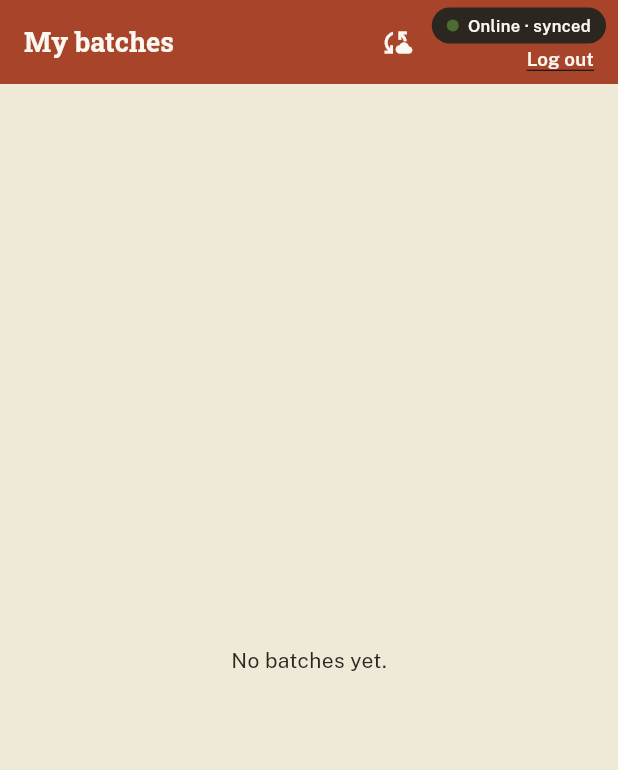
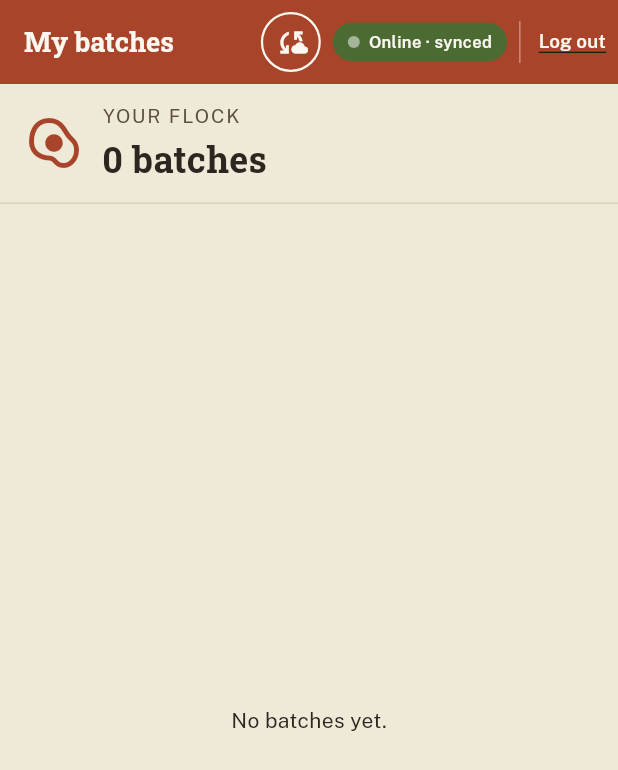
Before and after one commit to yaawaleed-tech/broiler_fms, a Flutter app: the BatchListScreen screen opened by its route, on a phone screen of 412 x 824 dp. Shown: the top 770 px of the screen. Run offline on Flutter 3.47's test engine with Material 3 defaults, Android fonts, the phone set to English and light mode, and no system bars; our stand-ins replace connectivity_plus, drift, flutter_riverpod, go_router, supabase_flutter; accounts and stored records are empty; generated files the repository leaves out were written again; statements that could not run were skipped.

Commit message:
Mobile App bar UI tweak

```diff
--- a/lib/presentation/mobile/home/batch_list_screen.dart
+++ b/lib/presentation/mobile/home/batch_list_screen.dart
@@ -155,8 +155,15 @@ class BatchListScreen extends ConsumerWidget {
       appBar: AppBar(
         backgroundColor: AppColors.rust,
         foregroundColor: AppColors.card,
+        // Everything shares this one row: title, sync, pill, divider,
+        // log out. The title is the only part allowed to give way, so it
+        // takes an ellipsis on a narrow phone and the controls never move
+        // off screen.
+        titleSpacing: 16,
         title: const Text(
           'My batches',
+          maxLines: 1,
+          overflow: TextOverflow.ellipsis,
           style: TextStyle(
             fontFamily: 'RobotoSlab',
             fontWeight: FontWeight.w700,
@@ -165,14 +172,32 @@ class BatchListScreen extends ConsumerWidget {
           ),
         ),
         actions: [
-          const SyncNowButton(),
-          Padding(
-            padding: const EdgeInsets.only(right: 8),
-            child: Column(
-              mainAxisAlignment: MainAxisAlignment.center,
-              crossAxisAlignment: CrossAxisAlignment.end,
-              children: [
+          // Round outlined sync button. The outline is this screen's
+          // styling only, wrapped around SyncNowButton so the button
+          // keeps its own plain look on the batch screens.
+          Container(
+            width: 40,
+            height: 40,
+            decoration: BoxDecoration(
+              shape: BoxShape.circle,
+              border: Border.all(color: AppColors.card, width: 1.5),
+            ),
+            child: const SizedBox(
+              width: 40,
+              height: 40,
+              child: SyncNowButton(),
+            ),
+          ),
+          const SizedBox(width: 8),
           const _SyncStatusPill(),
+          const SizedBox(width: 8),
+          // Hairline rule separating status from the log out action.
+          Container(
+            width: 1,
+            height: 28,
+            color: AppColors.card.withValues(alpha: 0.4),
+          ),
+          const SizedBox(width: 4),
           TextButton(
             onPressed: () => _logOut(context, ref),
             style: TextButton.styleFrom(
@@ -180,7 +205,7 @@ class BatchListScreen extends ConsumerWidget {
               minimumSize: Size.zero,
               padding: const EdgeInsets.symmetric(
                 horizontal: 8,
-                      vertical: 2,
+                vertical: 8,
               ),
               tapTargetSize: MaterialTapTargetSize.shrinkWrap,
             ),
@@ -196,12 +221,18 @@ class BatchListScreen extends ConsumerWidget {
           ),
         ],
       ),
-          ),
-        ],
-      ),
-      body: batchesAsync.when(
+      // The strip is a sibling of the list, not part of it, so it stays
+      // put while the cards scroll. It counts the batches this screen has
+      // already loaded and stays hidden until they have arrived.
+      body: Column(
+        children: [
+          if (batchesAsync.hasValue)
+            _FlockSummaryStrip(count: batchesAsync.value!.length),
+          Expanded(
+            child: batchesAsync.when(
               loading: () => const Center(child: CircularProgressIndicator()),
-        error: (error, _) => Center(child: Text('Could not load batches: $error')),
+              error: (error, _) =>
+                  Center(child: Text('Could not load batches: $error')),
               data: (batches) {
                 if (batches.isEmpty) {
                   return const Center(child: Text('No batches yet.'));
@@ -215,6 +246,9 @@ class BatchListScreen extends ConsumerWidget {
                   },
                 );
               },
+            ),
+          ),
+        ],
       ),
       floatingActionButton: isManager
           ? FloatingActionButton.extended(
@@ -252,22 +286,24 @@ class _SyncStatusPill extends ConsumerWidget {
       loading: () => const SizedBox.shrink(),
       error: (_, _) => const SizedBox.shrink(),
       data: (status) {
-        final Color dotColor;
+        final Color stateColor;
         final String label;
         if (!status.isOnline) {
-          dotColor = AppColors.brick;
+          stateColor = AppColors.brick;
           label = 'Offline';
         } else if (status.pendingCount == 0) {
-          dotColor = AppColors.olive;
+          stateColor = AppColors.olive;
           label = 'Online · synced';
         } else {
-          dotColor = AppColors.amber;
+          stateColor = AppColors.amber;
           label = 'Online · ${status.pendingCount} pending';
         }
         return Container(
-          padding: const EdgeInsets.symmetric(horizontal: 10, vertical: 4),
+          padding: const EdgeInsets.symmetric(horizontal: 10, vertical: 5),
           decoration: BoxDecoration(
-            color: AppColors.ink,
+            // Filled in the state colour, so the three states stay as
+            // telling as they were; the dot is a lighter shade of it.
+            color: stateColor,
             borderRadius: BorderRadius.circular(999),
           ),
           child: Row(
@@ -277,16 +313,18 @@ class _SyncStatusPill extends ConsumerWidget {
                 width: 8,
                 height: 8,
                 decoration: BoxDecoration(
-                  color: dotColor,
+                  color: Color.lerp(stateColor, Colors.white, 0.5),
                   shape: BoxShape.circle,
                 ),
               ),
               const SizedBox(width: 6),
               Text(
                 label,
+                maxLines: 1,
+                overflow: TextOverflow.ellipsis,
                 style: const TextStyle(
                   fontFamily: 'PublicSans',
-                  fontWeight: FontWeight.w600,
+                  fontWeight: FontWeight.w700,
                   fontSize: 11,
                   color: AppColors.card,
                 ),
@@ -295,6 +333,58 @@ class _SyncStatusPill extends ConsumerWidget {
           ),
         );
       },
+    );
+  }
+}
+
+/// Fixed strip between the app bar and the list: an egg icon and how
+/// many batches this screen is showing. Purely a count of the list
+/// already on screen, so it asks nothing of its own.
+class _FlockSummaryStrip extends StatelessWidget {
+  const _FlockSummaryStrip({required this.count});
+
+  final int count;
+
+  @override
+  Widget build(BuildContext context) {
+    return Container(
+      width: double.infinity,
+      padding: const EdgeInsets.symmetric(horizontal: 16, vertical: 12),
+      decoration: const BoxDecoration(
+        color: AppColors.bgPage,
+        border: Border(bottom: BorderSide(color: AppColors.hairline)),
+      ),
+      child: Row(
+        children: [
+          const Icon(Icons.egg_alt_outlined, size: 40, color: AppColors.rust),
+          const SizedBox(width: 12),
+          Column(
+            crossAxisAlignment: CrossAxisAlignment.start,
+            mainAxisSize: MainAxisSize.min,
+            children: [
+              const Text(
+                'YOUR FLOCK',
+                style: TextStyle(
+                  fontFamily: 'PublicSans',
+                  fontSize: 13,
+                  letterSpacing: 1.2,
+                  color: AppColors.inkMuted,
+                ),
+              ),
+              const SizedBox(height: 2),
+              Text(
+                count == 1 ? '1 batch' : '$count batches',
+                style: const TextStyle(
+                  fontFamily: 'RobotoSlab',
+                  fontWeight: FontWeight.w700,
+                  fontSize: 24,
+                  color: AppColors.ink,
+                ),
+              ),
+            ],
+          ),
+        ],
+      ),
     );
   }
 }
--- a/lib/presentation/mobile/login/email_screen.dart
+++ b/lib/presentation/mobile/login/email_screen.dart
@@ -102,7 +102,7 @@ class _EmailScreenState extends ConsumerState<EmailScreen> {
               ),
               const SizedBox(height: 6),
               const Text(
-                'Staff sign in',
+                'Manager/Staff sign in',
                 textAlign: TextAlign.center,
                 style: TextStyle(
                   fontFamily: 'PublicSans',
```
Lines whose indentation alone changed are shown as unchanged.
